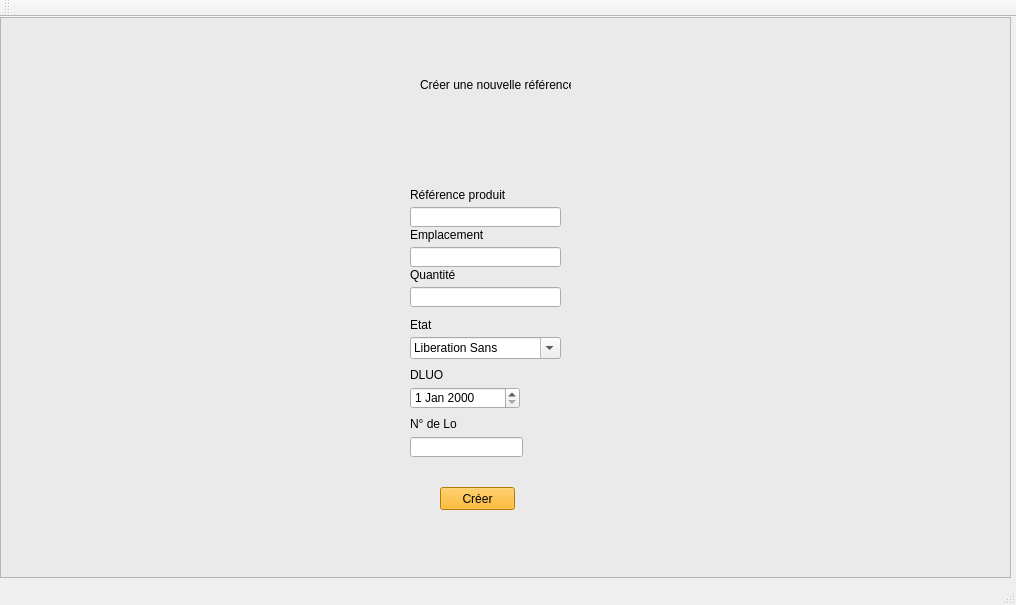
First picture: the form in mainwindow.ui, repository Jean-Renaud/Stockup, before the edit.
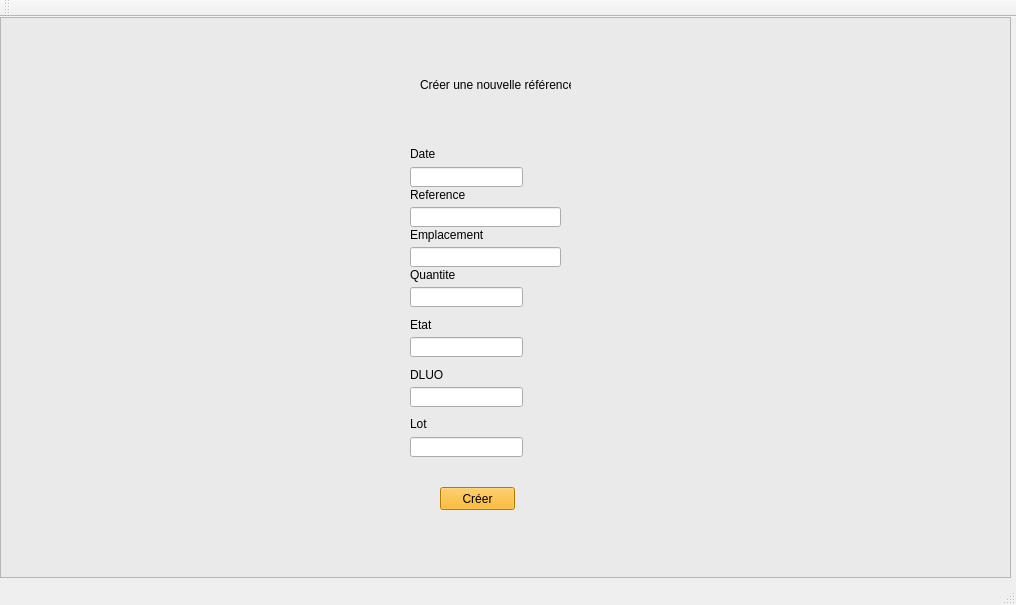
Second picture: the form after the edit.

The edit to the form file:
```diff
--- a/mainwindow.ui
+++ b/mainwindow.ui
@@ -90,7 +90,7 @@
      </rect>
     </property>
     <property name="text">
-     <string>Référence produit</string>
+     <string>Reference</string>
     </property>
    </widget>
    <widget class="QLabel" name="label_3">
@@ -132,16 +132,6 @@
      <string>DLUO</string>
     </property>
    </widget>
-   <widget class="QLineEdit" name="quantity">
-    <property name="geometry">
-     <rect>
-      <x>410</x>
-      <y>270</y>
-      <width>151</width>
-      <height>20</height>
-     </rect>
-    </property>
-   </widget>
    <widget class="QLabel" name="label_6">
     <property name="geometry">
      <rect>
@@ -152,27 +142,7 @@
      </rect>
     </property>
     <property name="text">
-     <string>Quantité</string>
-    </property>
-   </widget>
-   <widget class="QDateEdit" name="date">
-    <property name="geometry">
-     <rect>
-      <x>410</x>
-      <y>370</y>
-      <width>110</width>
-      <height>22</height>
-     </rect>
-    </property>
-   </widget>
-   <widget class="QFontComboBox" name="state">
-    <property name="geometry">
-     <rect>
-      <x>410</x>
-      <y>320</y>
-      <width>151</width>
-      <height>22</height>
-     </rect>
+     <string>Quantite</string>
     </property>
    </widget>
    <widget class="QLabel" name="label_7">
@@ -185,7 +155,7 @@
      </rect>
     </property>
     <property name="text">
-     <string>N° de Lot</string>
+     <string>Lot</string>
     </property>
    </widget>
    <widget class="QLineEdit" name="lineEdit">
@@ -198,6 +168,59 @@
      </rect>
     </property>
    </widget>
+   <widget class="QLineEdit" name="state">
+    <property name="geometry">
+     <rect>
+      <x>410</x>
+      <y>320</y>
+      <width>113</width>
+      <height>20</height>
+     </rect>
+    </property>
+   </widget>
+   <widget class="QLineEdit" name="quantity">
+    <property name="geometry">
+     <rect>
+      <x>410</x>
+      <y>270</y>
+      <width>113</width>
+      <height>20</height>
+     </rect>
+    </property>
+   </widget>
+   <widget class="QLabel" name="label_8">
+    <property name="geometry">
+     <rect>
+      <x>410</x>
+      <y>130</y>
+      <width>47</width>
+      <height>13</height>
+     </rect>
+    </property>
+    <property name="text">
+     <string>Date</string>
+    </property>
+   </widget>
+   <widget class="QLineEdit" name="date_creation">
+    <property name="geometry">
+     <rect>
+      <x>410</x>
+      <y>150</y>
+      <width>113</width>
+      <height>20</height>
+     </rect>
+    </property>
+   </widget>
+   <widget class="QLineEdit" name="dluo">
+    <property name="geometry">
+     <rect>
+      <x>410</x>
+      <y>370</y>
+      <width>113</width>
+      <height>20</height>
+     </rect>
+    </property>
+   </widget>
   </widget>
   <widget class="QMenuBar" name="menuBar">
    <property name="geometry">
```
Left out of the diff: 2 changed lines with no effect on the pictures.
